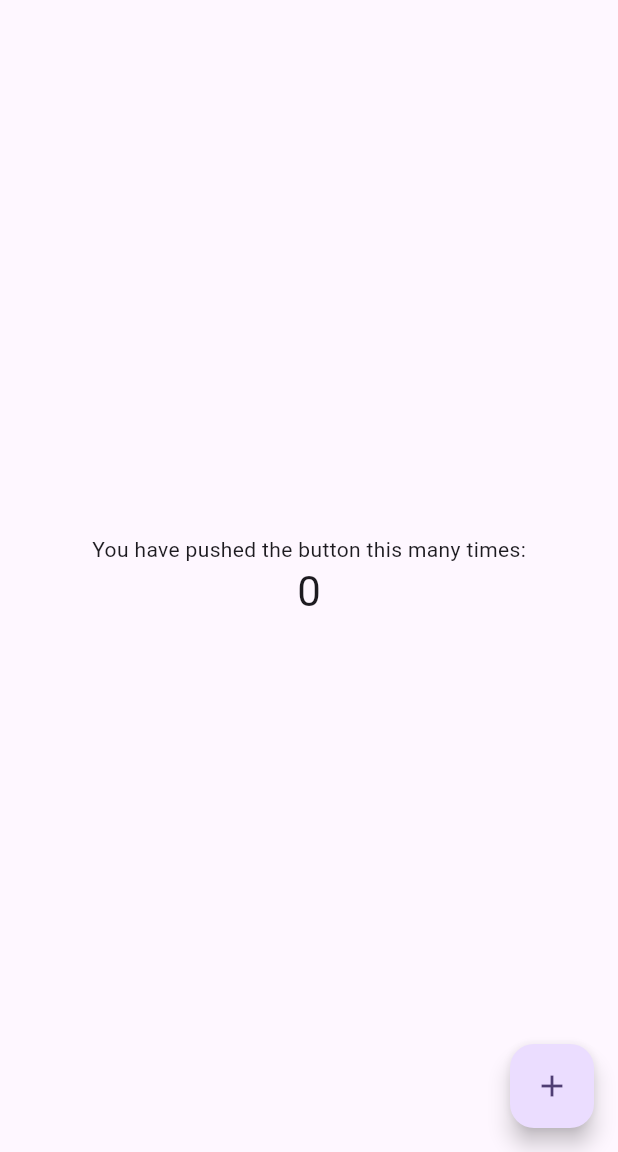
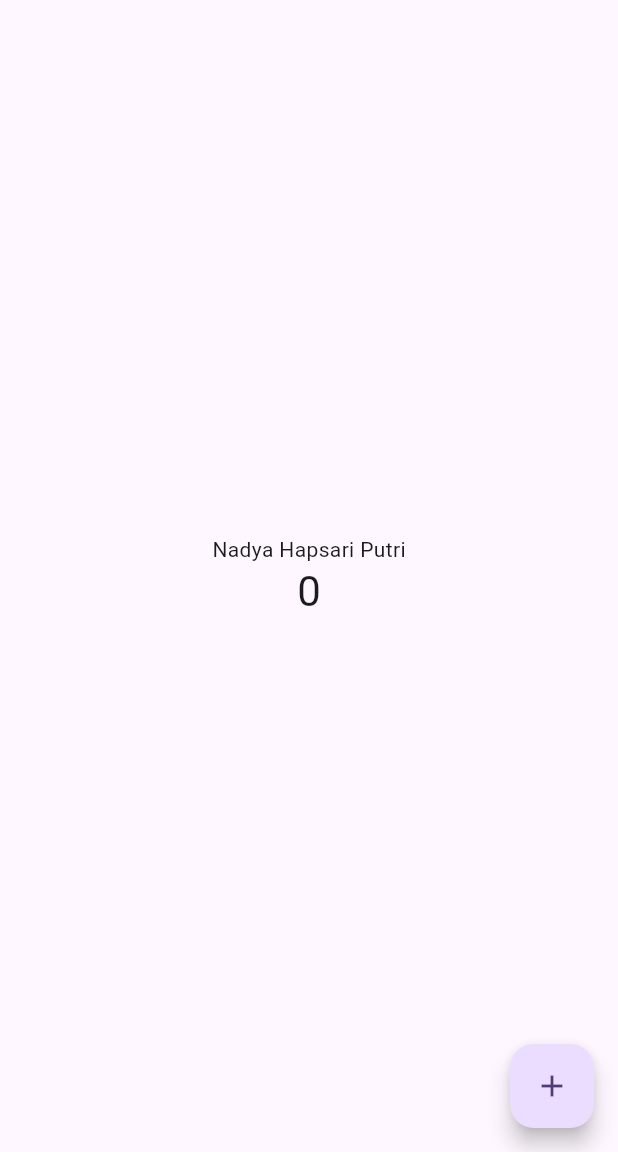
Before and after one commit to hapsariputri14/flutter-fundamental-part1, a Flutter app: the screen it shows after launch, on a phone screen of 412 x 824 dp, the part 84-1236 px from its top. Run offline on Flutter 3.47's test engine with Material 3 defaults, Android fonts, the phone set to English and light mode, and no system bars.

Commit message:
menambahkan nama lengkap ke aplikasi

```diff
--- a/lib/main.dart
+++ b/lib/main.dart
@@ -104,7 +104,7 @@ class _MyHomePageState extends State<MyHomePage> {
           // wireframe for each widget.
           mainAxisAlignment: MainAxisAlignment.center,
           children: <Widget>[
-            const Text('You have pushed the button this many times:'),
+            const Text('Nadya Hapsari Putri'),
             Text(
               '$_counter',
               style: Theme.of(context).textTheme.headlineMedium,
```
